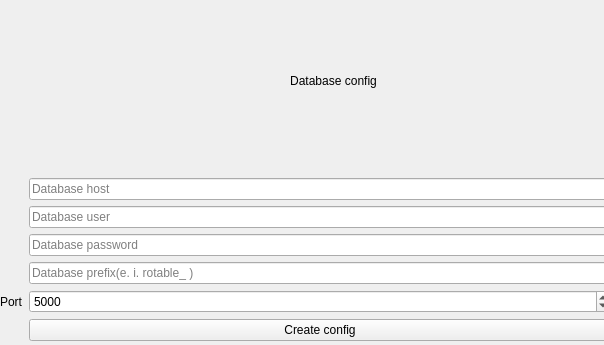
This is server/ui/initconfigserver.ui in Mateus224/rotable as Qt 5 draws it before an edit. The edited form follows.
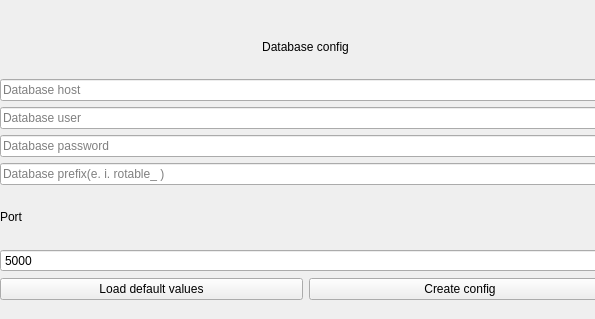
This is the edited form.

Commit message: Add buttton and function load default value

Patch:
```diff
--- a/server/ui/initconfigserver.ui
+++ b/server/ui/initconfigserver.ui
@@ -6,8 +6,8 @@
    <rect>
     <x>0</x>
     <y>0</y>
-    <width>604</width>
-    <height>345</height>
+    <width>595</width>
+    <height>319</height>
    </rect>
   </property>
   <property name="windowTitle">
@@ -19,34 +19,17 @@
   <property name="windowFilePath">
    <string/>
   </property>
-  <widget class="QWidget" name="gridLayoutWidget">
+  <widget class="QWidget" name="">
    <property name="geometry">
     <rect>
      <x>0</x>
-     <y>-10</y>
+     <y>20</y>
      <width>611</width>
-     <height>351</height>
+     <height>280</height>
     </rect>
    </property>
-   <layout class="QGridLayout" name="gridLayout">
-    <property name="sizeConstraint">
-     <enum>QLayout::SetMaximumSize</enum>
-    </property>
-    <item row="4" column="1">
-     <widget class="QLineEdit" name="lineEdit_4">
-      <property name="placeholderText">
-       <string>Database prefix(e. i. rotable_ )</string>
-      </property>
-     </widget>
-    </item>
-    <item row="6" column="1">
-     <widget class="QPushButton" name="pushButton">
-      <property name="text">
-       <string>Create config</string>
-      </property>
-     </widget>
-    </item>
-    <item row="0" column="1" alignment="Qt::AlignHCenter">
+   <layout class="QVBoxLayout" name="verticalLayout">
+    <item>
      <widget class="QLabel" name="label">
       <property name="minimumSize">
        <size>
@@ -62,29 +45,43 @@
       </property>
      </widget>
     </item>
-    <item row="1" column="1">
-     <widget class="QLineEdit" name="lineEdit">
+    <item>
+     <widget class="QLineEdit" name="dbhost">
       <property name="placeholderText">
        <string>Database host</string>
       </property>
      </widget>
     </item>
-    <item row="3" column="1">
-     <widget class="QLineEdit" name="lineEdit_3">
-      <property name="placeholderText">
-       <string>Database password</string>
-      </property>
-     </widget>
-    </item>
-    <item row="2" column="1">
-     <widget class="QLineEdit" name="lineEdit_2">
+    <item>
+     <widget class="QLineEdit" name="dbuser">
       <property name="placeholderText">
        <string>Database user</string>
       </property>
      </widget>
     </item>
-    <item row="5" column="1">
-     <widget class="QSpinBox" name="spinBox">
+    <item>
+     <widget class="QLineEdit" name="dbpass">
+      <property name="placeholderText">
+       <string>Database password</string>
+      </property>
+     </widget>
+    </item>
+    <item>
+     <widget class="QLineEdit" name="dbprefix">
+      <property name="placeholderText">
+       <string>Database prefix(e. i. rotable_ )</string>
+      </property>
+     </widget>
+    </item>
+    <item>
+     <widget class="QLabel" name="label_2">
+      <property name="text">
+       <string>Port</string>
+      </property>
+     </widget>
+    </item>
+    <item>
+     <widget class="QSpinBox" name="netport">
       <property name="minimum">
        <number>1024</number>
       </property>
@@ -96,12 +93,23 @@
       </property>
      </widget>
     </item>
-    <item row="5" column="0">
-     <widget class="QLabel" name="label_2">
-      <property name="text">
-       <string>Port</string>
-      </property>
-     </widget>
+    <item>
+     <layout class="QHBoxLayout" name="horizontalLayout">
+      <item>
+       <widget class="QPushButton" name="pushButton_2">
+        <property name="text">
+         <string>Load default values</string>
+        </property>
+       </widget>
+      </item>
+      <item>
+       <widget class="QPushButton" name="pushButton">
+        <property name="text">
+         <string>Create config</string>
+        </property>
+       </widget>
+      </item>
+     </layout>
     </item>
    </layout>
   </widget>
```
Left out of the diff: 9 changed lines with no effect on the pictures. The commit also changes 2 other files.
